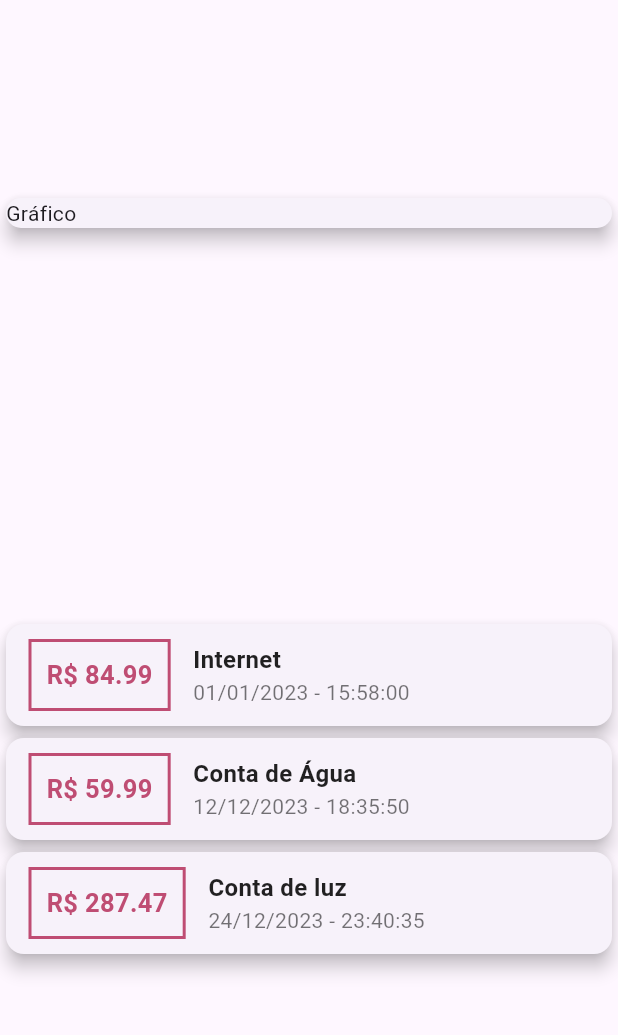
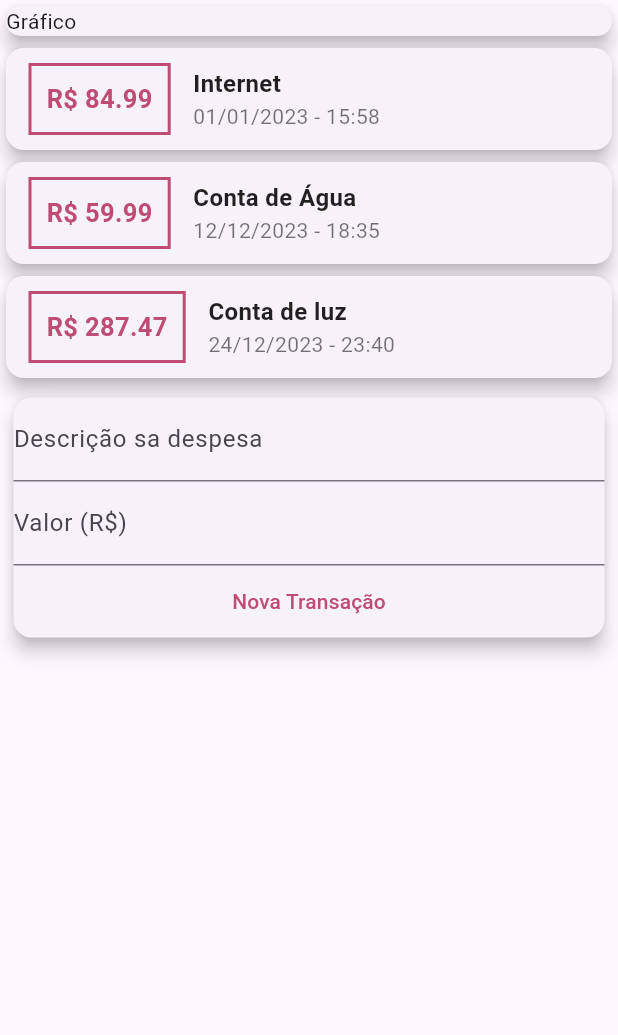
Before and after one commit to abelsalim/flutter, a Flutter app: the screen it shows after launch, on a phone screen of 412 x 824 dp, the part 84-1119 px from its top. Run offline on Flutter 3.47's test engine with Material 3 defaults, Android fonts, the phone set to English and light mode, and no system bars.

Commit message:
[ADD] cards textfield pré adição de stateful

```diff
--- a/projetos/despesas_pessoais/lib/main.dart
+++ b/projetos/despesas_pessoais/lib/main.dart
@@ -14,6 +14,9 @@ class ExpenseApp extends StatelessWidget {
 }
 
 class MyHomePage extends StatelessWidget {
+  final titleController = TextEditingController();
+  final valueController = TextEditingController();
+
   final _transactions = [
     Transaction(
       id: 't1',
@@ -51,7 +54,6 @@ class MyHomePage extends StatelessWidget {
         ),
       ),
       body: Column(
-        mainAxisAlignment: MainAxisAlignment.spaceAround,
         crossAxisAlignment: CrossAxisAlignment.stretch,
         children: <Widget>[
           const Column(
@@ -106,17 +108,56 @@ class MyHomePage extends StatelessWidget {
                                     color: Colors.black87),
                               ),
                               Text(
-                                DateFormat('dd/MM/y - H:m:ss').format(tr.date),
+                                DateFormat('dd/MM/y - H:m').format(tr.date),
                                 style: const TextStyle(
                                   color: Colors.black54,
                                 ),
                               ),
                             ],
-                          )
+                          ),
                         ],
                       ),
                     ))
                 .toList(),
+          ),
+          Padding(
+            padding: const EdgeInsets.all(5),
+            child: Card(
+              elevation: 5,
+              child: Column(
+                children: [
+                  TextField(
+                    controller: titleController,
+                    decoration: const InputDecoration(
+                      labelText: 'Descrição sa despesa',
+                    ),
+                  ),
+                  TextField(
+                    controller: valueController,
+                    decoration: const InputDecoration(
+                      labelText: 'Valor (R\$)',
+                    ),
+                  ),
+                  Row(
+                    mainAxisAlignment: MainAxisAlignment.center,
+                    children: [
+                      TextButton(
+                        child: const Text('Nova Transação'),
+                        style: ButtonStyle(
+                          foregroundColor: MaterialStateProperty.all(
+                            Color.fromRGBO(191, 77, 115, 1),
+                          ),
+                        ),
+                        onPressed: () {
+                          print(titleController.text);
+                          print(valueController.text);
+                        },
+                      ),
+                    ],
+                  )
+                ],
+              ),
+            ),
           )
         ],
       ),
```
